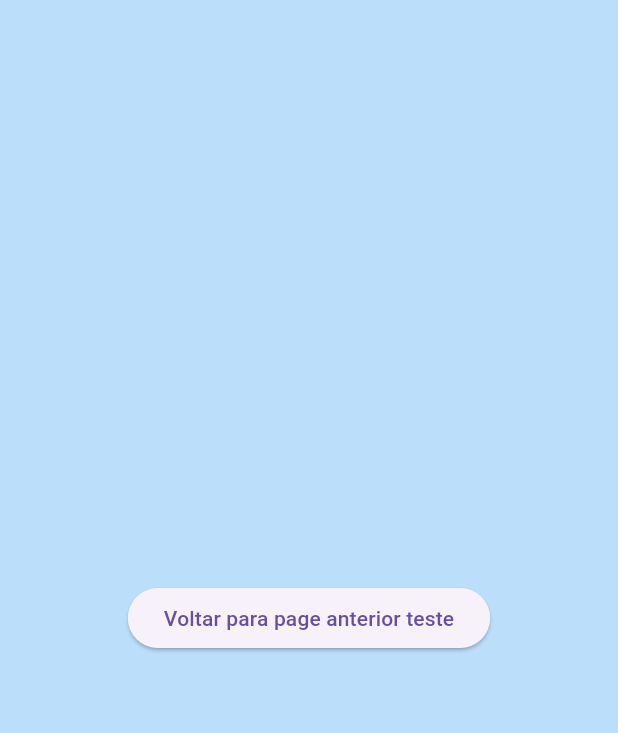
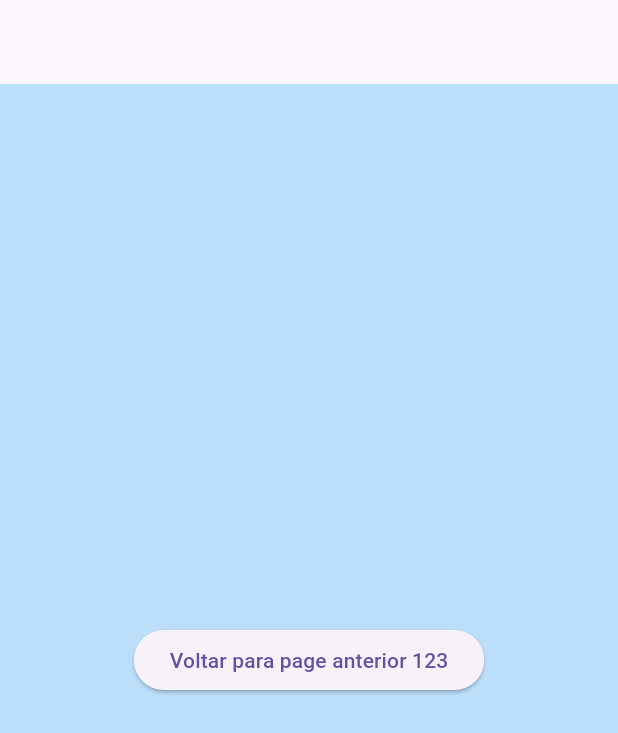
Before and after one commit to marcotuliosr/navigation_pages, a Flutter app: the screen it shows after launch, after a tap on "Ir para proxima page", on a phone screen of 412 x 824 dp. Shown: the top 733 px of the screen. Run offline on Flutter 3.47's test engine with Material 3 defaults, Android fonts, the phone set to English and light mode, and no system bars.

Commit message:
named routes with args

```diff
--- a/lib/main.dart
+++ b/lib/main.dart
@@ -1,5 +1,6 @@
 import 'package:flutter/material.dart';
 import 'package:navigation_pages/one_page.dart';
+import 'package:navigation_pages/two_page.dart';
 
 void main() {
   runApp(const MyApp());
@@ -15,7 +16,11 @@ class MyApp extends StatelessWidget {
       theme: ThemeData(
         primaryColor: Colors.green,
       ),
-      home: OnePage(),
+      initialRoute: '/',
+      routes: {
+        '/':(_) => const OnePage(),
+        '/twoPage':(_) => const TwoPage()
+      },
     );
   }
 }
--- a/lib/one_page.dart
+++ b/lib/one_page.dart
@@ -10,11 +10,7 @@ class OnePage extends StatelessWidget {
       body: Center(
         child: ElevatedButton(
           onPressed: () {
-            Navigator.of(context).push(
-              MaterialPageRoute(
-                builder: (context) => const TwoPage(args: 'teste',),
-              ),
-            );
+            Navigator.of(context).pushReplacementNamed('/twoPage',arguments: '123').then((value) => print(value));
           },
           child: Text('Ir para proxima page'),
         ),
--- a/lib/two_page.dart
+++ b/lib/two_page.dart
@@ -1,17 +1,23 @@
 import 'package:flutter/material.dart';
 
 class TwoPage extends StatelessWidget {
-  final String args;
-  const TwoPage({Key? key, required this.args}) : super(key: key);
+  const TwoPage({
+    Key? key,
+  }) : super(key: key);
 
   @override
   Widget build(BuildContext context) {
+    var args = ModalRoute.of(context)!.settings.arguments as String;
+
     return Scaffold(
+      appBar: AppBar(),
       backgroundColor: Colors.blue.shade100,
       body: Center(
         child: ElevatedButton(
           onPressed: () {
-            Navigator.of(context).pop();
+            if (Navigator.of(context).canPop()) {
+              Navigator.of(context).pop('Retorno');
+            }
           },
           child: Text('Voltar para page anterior $args'),
         ),
```
